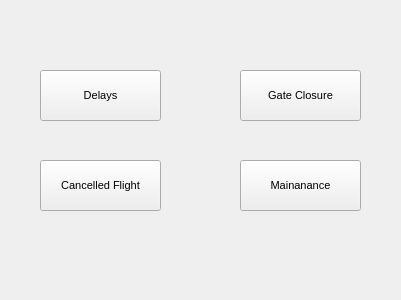
First picture: the form in variables_menu.ui, repository 15hlums/finalProject, before the edit.
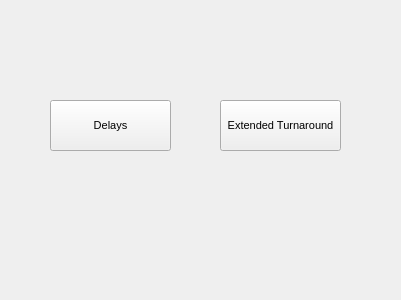
Second picture: the form after the edit.

Diff of the .ui file:
```diff
--- a/variables_menu.ui
+++ b/variables_menu.ui
@@ -16,8 +16,8 @@
   <widget class="QPushButton" name="delay_button">
    <property name="geometry">
     <rect>
-     <x>40</x>
-     <y>70</y>
+     <x>50</x>
+     <y>100</y>
      <width>121</width>
      <height>51</height>
     </rect>
@@ -31,47 +31,11 @@
     <string>Delays</string>
    </property>
   </widget>
-  <widget class="QPushButton" name="gateclosure_button">
-   <property name="geometry">
-    <rect>
-     <x>240</x>
-     <y>70</y>
-     <width>121</width>
-     <height>51</height>
-    </rect>
-   </property>
-   <property name="font">
-    <font>
-     <pointsize>8</pointsize>
-    </font>
-   </property>
-   <property name="text">
-    <string>Gate Closure</string>
-   </property>
-  </widget>
-  <widget class="QPushButton" name="cancelled_button">
-   <property name="geometry">
-    <rect>
-     <x>40</x>
-     <y>160</y>
-     <width>121</width>
-     <height>51</height>
-    </rect>
-   </property>
-   <property name="font">
-    <font>
-     <pointsize>8</pointsize>
-    </font>
-   </property>
-   <property name="text">
-    <string>Cancelled Flight</string>
-   </property>
-  </widget>
   <widget class="QPushButton" name="maintenance_button">
    <property name="geometry">
     <rect>
-     <x>240</x>
-     <y>160</y>
+     <x>220</x>
+     <y>100</y>
      <width>121</width>
      <height>51</height>
     </rect>
@@ -82,7 +46,7 @@
     </font>
    </property>
    <property name="text">
-    <string>Mainanance</string>
+    <string>Extended Turnaround</string>
    </property>
   </widget>
  </widget>
```
